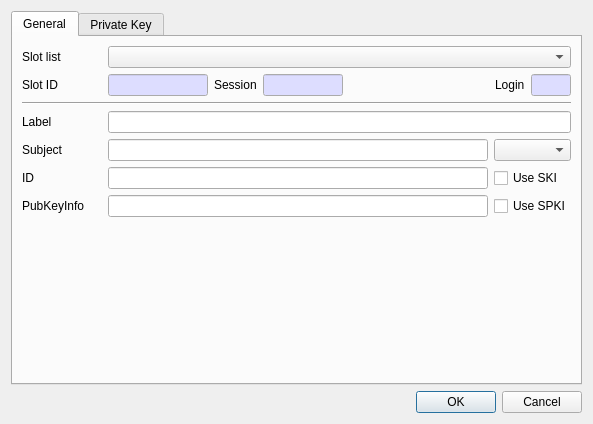
First picture: the form in CryptokiMan/create_dsa_pri_key_dlg.ui, repository jykim74/CryptokiMan, before the edit.
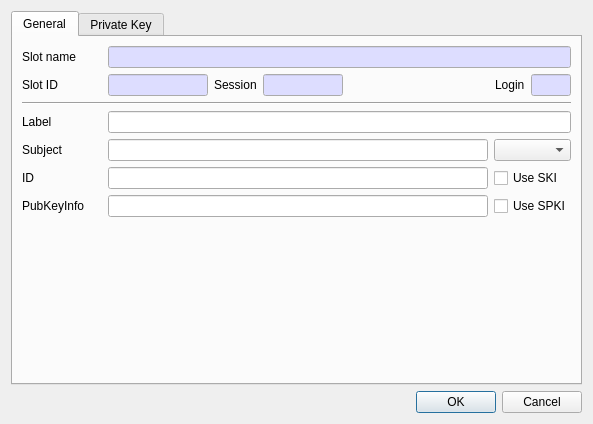
Second picture: the form after the edit.

Commit message: Slot List 를 모두 Slot Name 변경

Patch:
```diff
--- a/CryptokiMan/create_dsa_pri_key_dlg.ui
+++ b/CryptokiMan/create_dsa_pri_key_dlg.ui
@@ -6,7 +6,7 @@
    <rect>
     <x>0</x>
     <y>0</y>
-    <width>564</width>
+    <width>566</width>
     <height>424</height>
    </rect>
   </property>
@@ -29,16 +29,6 @@
          <property name="topMargin">
           <number>0</number>
          </property>
-         <item row="0" column="1">
-          <widget class="QComboBox" name="mSlotsCombo">
-           <property name="sizePolicy">
-            <sizepolicy hsizetype="Preferred" vsizetype="Fixed">
-             <horstretch>1</horstretch>
-             <verstretch>0</verstretch>
-            </sizepolicy>
-           </property>
-          </widget>
-         </item>
          <item row="0" column="0">
           <widget class="QLabel" name="label">
            <property name="minimumSize">
@@ -48,7 +38,41 @@
             </size>
            </property>
            <property name="text">
-            <string>Slot list</string>
+            <string>Slot name</string>
+           </property>
+          </widget>
+         </item>
+         <item row="0" column="1">
+          <widget class="QLineEdit" name="mSlotNameText">
+           <property name="palette">
+            <palette>
+             <active>
+              <colorrole role="Base">
+               <brush brushstyle="SolidPattern">
+                <color alpha="255">
+                 <red>221</red>
+                 <green>221</green>
+                 <blue>255</blue>
+                </color>
+               </brush>
+              </colorrole>
+             </active>
+             <inactive>
+              <colorrole role="Base">
+               <brush brushstyle="SolidPattern">
+                <color alpha="255">
+                 <red>221</red>
+                 <green>221</green>
+                 <blue>255</blue>
+                </color>
+               </brush>
+              </colorrole>
+             </inactive>
+             <disabled/>
+            </palette>
+           </property>
+           <property name="readOnly">
+            <bool>true</bool>
            </property>
           </widget>
          </item>
```
Left out of the diff: 1 changed line with no effect on the pictures. The commit also changes 116 other files.
